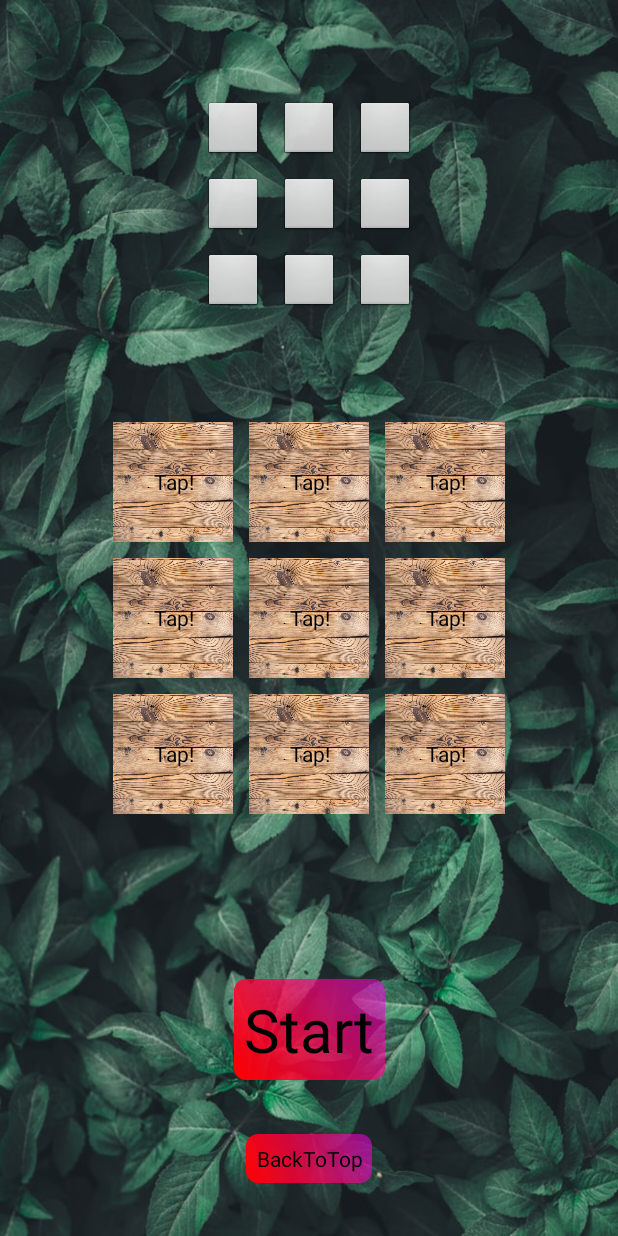
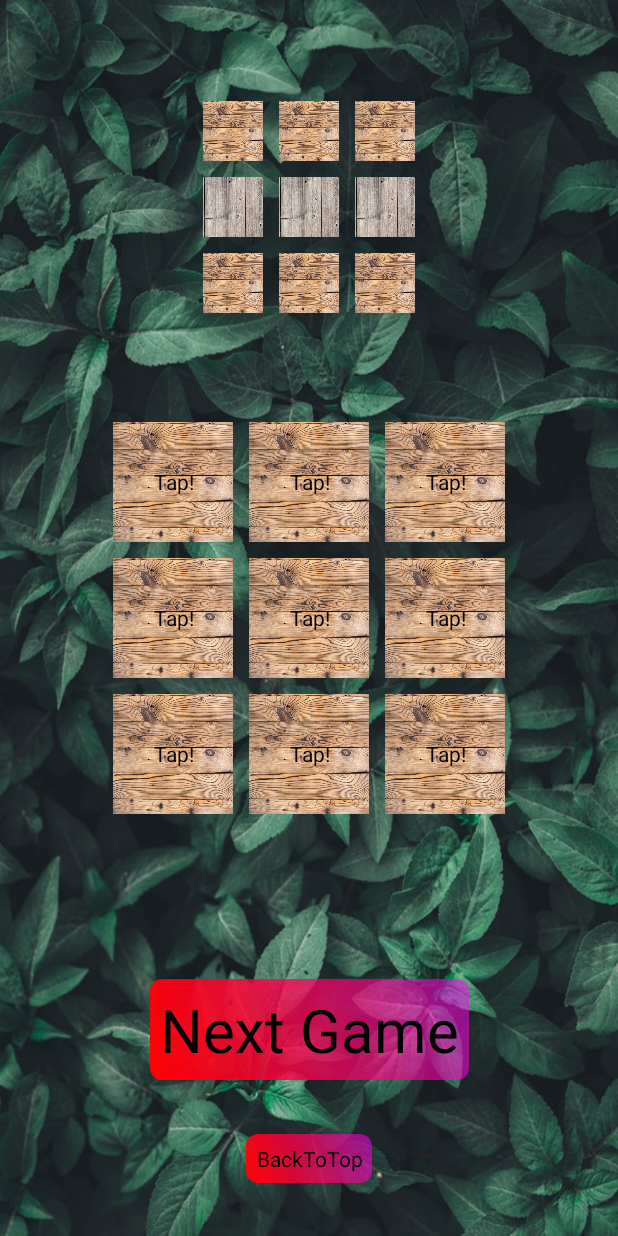
Before and after one commit to Nao-RandD/GameCreate, an Android app: the MainActivity screen opened directly, with no data from a screen before it, on a phone screen of 412 x 824 dp. Run offline under Robolectric (Android 15) with nearby library versions, the light colour scheme and no system bars.

Commit message:
[add] Add start setting game and stop music.

```diff
--- a/app/src/main/java/com/naorandd/tileslipgame/MainActivity.java
+++ b/app/src/main/java/com/naorandd/tileslipgame/MainActivity.java
@@ -52,6 +52,7 @@ public class MainActivity extends Activity implements View.OnClickListener {
     @Override
     protected void onCreate(Bundle savedInstanceState) {
         super.onCreate(savedInstanceState);
+        Log.d("debug", "onCreate");
 
         setContentView(R.layout.activity_main);
 
@@ -113,7 +114,6 @@ public class MainActivity extends Activity implements View.OnClickListener {
         // Generate SoundPool instance for tap button sound
         soundPool = new SoundPool.Builder()
                 .setAudioAttributes(audioAttributes)
-                // ストリーム数に応じて
                 .setMaxStreams(2)
                 .build();
 
@@ -137,6 +137,32 @@ public class MainActivity extends Activity implements View.OnClickListener {
         mediaPlayer.setLooping(true);
         mediaPlayer.setVolume(ringVol,ringVol);
         mediaPlayer.start();
+
+        // Set Answer tile
+        generateRandomArray();
+        set_bt.setText("Next Game");
+    }
+
+    @Override
+    protected void onStart() {
+        super.onStart();
+        Log.d("debug", "onStart");
+
+        if(!(mediaPlayer.isPlaying())){
+            mediaPlayer.stop();
+            mediaPlayer.release();
+        }
+    }
+
+    @Override
+    protected void onStop() {
+        super.onStop();
+        Log.d("debug", "onStop");
+
+        if(mediaPlayer.isPlaying()){
+            mediaPlayer.stop();
+            mediaPlayer.release();
+        }
     }
 
     /**
@@ -331,18 +357,6 @@ public class MainActivity extends Activity implements View.OnClickListener {
         System.out.println(Arrays.toString(_commonDefine.tileFlg));
     }
 
-    @Override
-    protected void onPause() {
-        super.onPause();
-
-        mediaPlayer.stop();
-        mediaPlayer.release();
-//        if(mediaPlayer.isPlaying()){
-//            mediaPlayer.stop();
-//            mediaPlayer.release();
-//        }
-    }
-
     /**
      * Generate Binary Array Condition
      * @implNote Set answer array.
```
